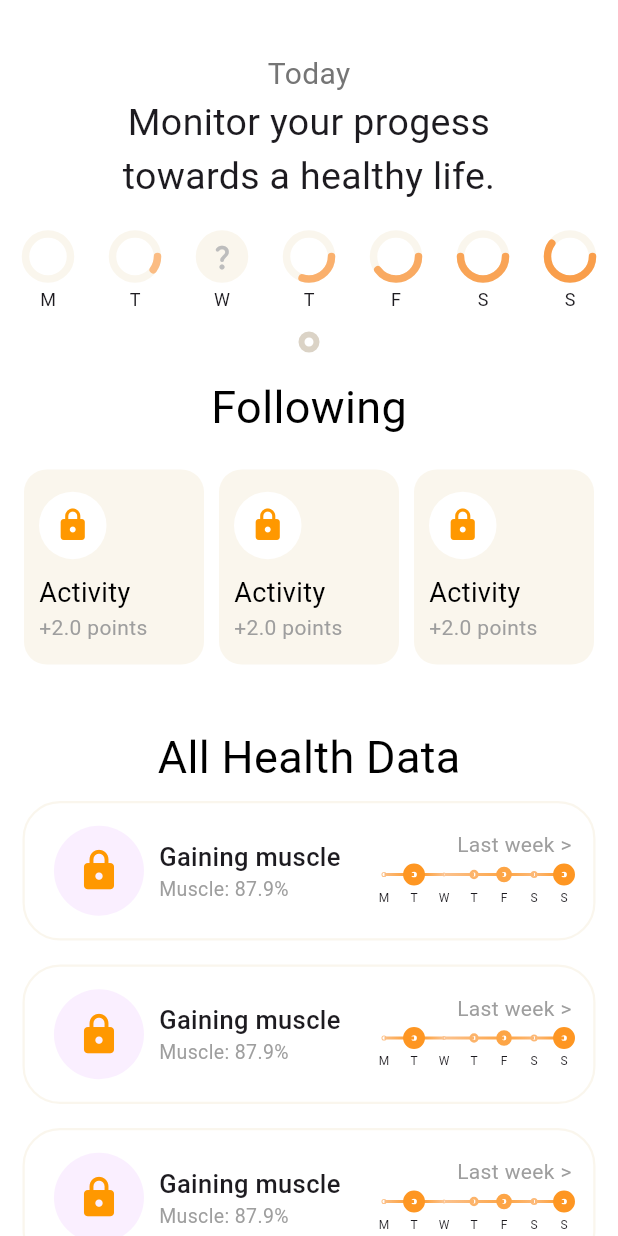
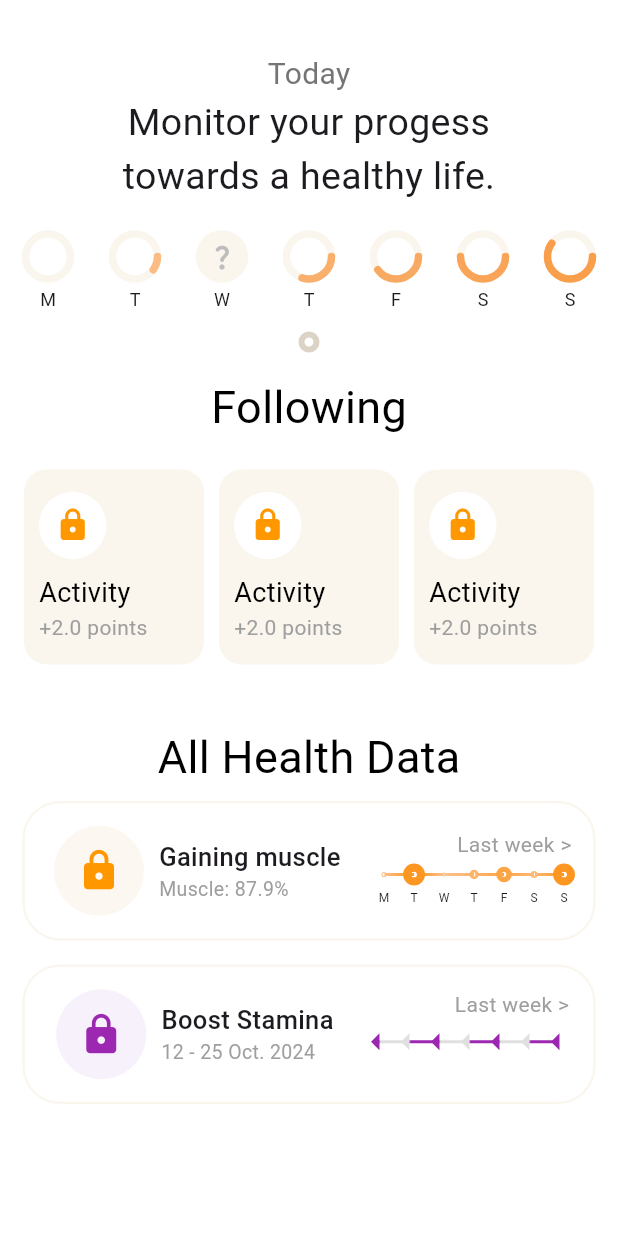
Before and after one commit to Volnetiks/HealthCare, a Flutter app: the screen it shows after launch, on a phone screen of 412 x 824 dp. Run offline on Flutter 3.47's test engine with Material 3 defaults, Android fonts, the phone set to English and light mode, and no system bars.

Commit message:
feat: fixed names and added new graph type

```diff
--- a/lib/pages/home.dart
+++ b/lib/pages/home.dart
@@ -1,7 +1,8 @@
 import 'package:flutter/material.dart';
 import 'package:health_care/widgets/break_circle.dart';
 import 'package:health_care/widgets/circular_progress.dart';
-import 'package:health_care/widgets/data_item.dart';
+import 'package:health_care/widgets/data/muscle_data_item.dart';
+import 'package:health_care/widgets/data/stamina_data_item.dart';
 import 'package:health_care/widgets/stats_item.dart';
 
 class HomePage extends StatelessWidget {
@@ -86,17 +87,14 @@ class HomePage extends StatelessWidget {
                 const SizedBox(height: 40),
                 const Text("All Health Data",
                     style: TextStyle(fontSize: 30, color: Colors.black)),
-                Expanded(
-                  child: ListView.builder(
-                      itemCount: 3,
-                      itemBuilder: (BuildContext context, int index) {
-                        return const Padding(
-                          padding: EdgeInsets.symmetric(
-                              vertical: 8.0, horizontal: 15),
-                          child: DataItem(),
-                        );
-                      }),
-                )
+                const Padding(
+                  padding: EdgeInsets.symmetric(vertical: 8.0, horizontal: 15),
+                  child: MuscleDataItem(),
+                ),
+                const Padding(
+                  padding: EdgeInsets.symmetric(vertical: 8.0, horizontal: 15),
+                  child: StaminaDataItem(),
+                ),
               ],
             ),
           ),
--- /dev/null
+++ b/lib/painters/stamina_data_painter.dart
@@ -0,0 +1,52 @@
+import 'package:flutter/material.dart';
+import 'dart:math' as math;
+
+class StaminaDataPainter extends CustomPainter {
+  final bool done;
+  final bool? doneTomorrow;
+
+  StaminaDataPainter({required this.done, this.doneTomorrow});
+
+  @override
+  void paint(Canvas canvas, Size size) {
+    final grey = Colors.grey.shade300;
+    const purple = Colors.purple;
+    final color = Color.lerp(grey, purple, done ? 1 : 0)!;
+
+    final paintBackground = Paint()
+      ..color = color
+      ..style = PaintingStyle.stroke;
+
+    if (doneTomorrow != null) {
+      final gradient = LinearGradient(
+          colors: [color, Color.lerp(grey, purple, doneTomorrow! ? 1 : 0)!],
+          stops: [0, 0.3]);
+
+      paintBackground.strokeWidth = 2;
+      paintBackground.shader = gradient.createShader(Rect.fromPoints(
+          Offset(2, size.height / 2), Offset(size.width, size.height / 2)));
+
+      canvas.drawLine(Offset(2, size.height / 2),
+          Offset(size.width + 10, size.height / 2), paintBackground);
+    }
+
+    paintBackground.strokeWidth = 3;
+    paintBackground.shader = null;
+
+    final path = Path();
+
+    path.moveTo(0, size.height / 2);
+    path.lineTo(2, size.height / 2 - 2);
+    path.lineTo(2, size.height / 2 + 2);
+    path.close();
+
+    canvas.drawPath(path, paintBackground);
+  }
+
+  @override
+  bool shouldRepaint(covariant CustomPainter oldDelegate) => false;
+
+  double convertPercentageToRadian(double progress) {
+    return 0.06283 * progress * 100;
+  }
+}
--- a/lib/widgets/data_item.dart
+++ b/lib/widgets/data/muscle_data_item.dart
@@ -1,10 +1,10 @@
 import 'package:flutter/material.dart';
 import 'package:health_care/utils/hex_color.dart';
-import 'package:health_care/widgets/circular_data.dart';
+import 'package:health_care/widgets/data/circular_data.dart';
 import 'package:health_care/widgets/rounded_icon.dart';
 
-class DataItem extends StatelessWidget {
-  const DataItem({super.key});
+class MuscleDataItem extends StatelessWidget {
+  const MuscleDataItem({super.key});
 
   @override
   Widget build(BuildContext context) {
@@ -26,7 +26,7 @@ class DataItem extends StatelessWidget {
                 child: Row(
                   children: [
                     RoundedIcon(
-                      color: HexColor.fromHex("#faefff"),
+                      color: HexColor.fromHex("#fcf7f1"),
                       icon: Icons.lock_rounded,
                       iconColor: Colors.orange,
                       size: 60,
--- /dev/null
+++ b/lib/widgets/data/stamina_data_graph.dart
@@ -0,0 +1,21 @@
+import 'package:flutter/material.dart';
+import 'package:health_care/painters/stamina_data_painter.dart';
+
+class StaminaData extends StatelessWidget {
+  const StaminaData(
+      {super.key, required this.done, required this.size, this.doneTomorrow});
+
+  final bool done;
+  final bool? doneTomorrow;
+  final double size;
+
+  @override
+  Widget build(BuildContext context) {
+    return SizedBox(
+      width: size,
+      height: size,
+      child: CustomPaint(
+          painter: StaminaDataPainter(done: done, doneTomorrow: doneTomorrow)),
+    );
+  }
+}
--- /dev/null
+++ b/lib/widgets/data/stamina_data_item.dart
@@ -0,0 +1,82 @@
+import 'package:flutter/material.dart';
+import 'package:health_care/utils/hex_color.dart';
+import 'package:health_care/widgets/data/stamina_data_graph.dart';
+import 'package:health_care/widgets/rounded_icon.dart';
+
+class StaminaDataItem extends StatelessWidget {
+  const StaminaDataItem({super.key});
+
+  @override
+  Widget build(BuildContext context) {
+    final List<double> progress = [1, 9, 0, 3, 6, 2, 9];
+
+    return Container(
+        decoration: BoxDecoration(
+            borderRadius: BorderRadius.circular(25),
+            color: Colors.white,
+            border: Border.all(color: HexColor.fromHex("#faf6ed"), width: 1.5)),
+        child: Padding(
+          padding: const EdgeInsets.all(10.0),
+          child: Row(
+            mainAxisAlignment: MainAxisAlignment.spaceAround,
+            children: [
+              Padding(
+                padding: const EdgeInsets.all(5.0),
+                child: Row(
+                  children: [
+                    RoundedIcon(
+                      color: HexColor.fromHex("#f7f1fb"),
+                      icon: Icons.lock_rounded,
+                      iconColor: Colors.purple,
+                      size: 60,
+                      iconSize: 30,
+                    ),
+                    const SizedBox(width: 10),
+                    const Column(
+                      crossAxisAlignment: CrossAxisAlignment.start,
+                      children: [
+                        Text("Boost Stamina",
+                            style: TextStyle(
+                                fontWeight: FontWeight.w500, fontSize: 17)),
+                        Text("12 - 25 Oct. 2024",
+                            style: TextStyle(color: Colors.grey, fontSize: 13))
+                      ],
+                    ),
+                  ],
+                ),
+              ),
+              Column(
+                crossAxisAlignment: CrossAxisAlignment.end,
+                children: [
+                  const Text("Last week >",
+                      style: TextStyle(color: Colors.grey)),
+                  const SizedBox(height: 10),
+                  SizedBox(
+                    height: 30,
+                    child: ListView.builder(
+                        shrinkWrap: true,
+                        itemCount: 7,
+                        scrollDirection: Axis.horizontal,
+                        itemBuilder: (BuildContext context, int index) {
+                          return Padding(
+                            padding: const EdgeInsets.only(left: 10),
+                            child: Column(
+                              children: [
+                                StaminaData(
+                                  done: index % 2 == 0,
+                                  doneTomorrow:
+                                      index == 6 ? null : (index + 1) % 2 == 0,
+                                  size: 10,
+                                ),
+                              ],
+                            ),
+                          );
+                        }),
+                  )
+                ],
+              )
+            ],
+          ),
+        ));
+  }
+}
```
Also changed, not shown: lib/widgets/data/circular_data.dart (renamed from lib/widgets/circular_data.dart).
